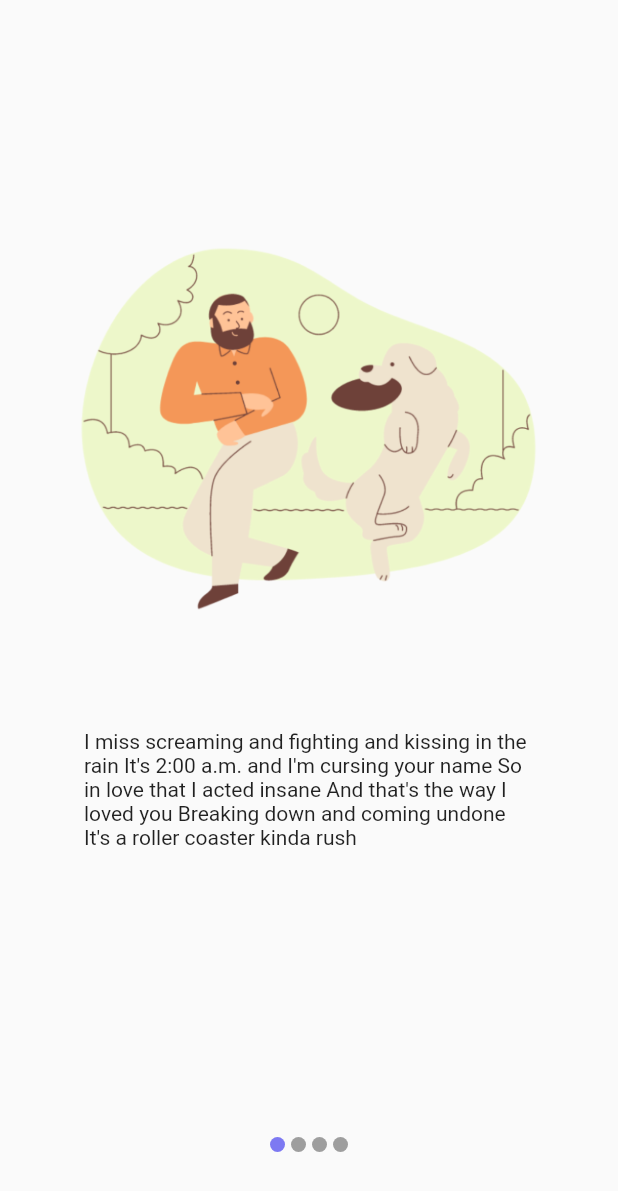
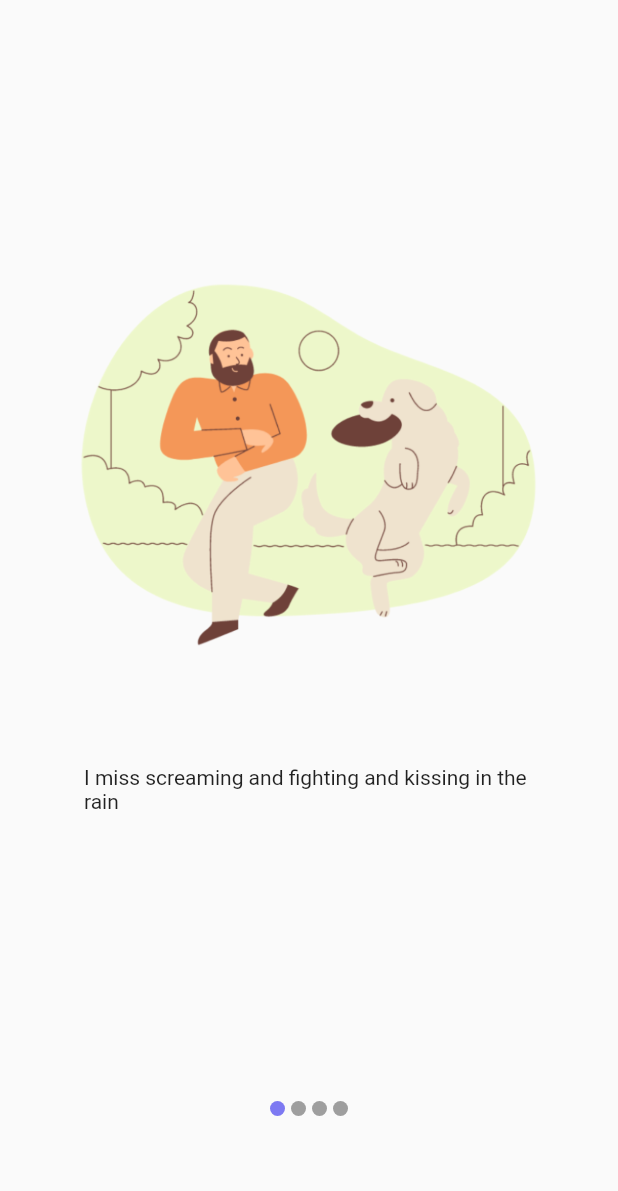
Before and after one commit to Crufixs/Captain-Puppy, a Flutter app: the screen it shows after launch, on a phone screen of 412 x 824 dp. Shown: the top 1191 px of the screen. Run offline on Flutter 3.47's test engine with Material 2 defaults, Android fonts, the phone set to English and light mode, and no system bars; drawn by our look-alikes of carousel_slider; our stand-ins replace date_format, fl_chart, flutter_spinkit, image_picker, rflutter_alert, shared_preferences and 1 more; accounts and stored records are empty.

Commit message:
hi piii!! incoming new updates ehe

```diff
--- a/lib/pages/Welcome page 1.dart
+++ b/lib/pages/Welcome page 1.dart
@@ -18,24 +18,9 @@ class WelcomePage extends StatefulWidget {
 //ROAR
 class _WelcomePageState extends State<WelcomePage> {
   List messages = [
-    "I miss screaming and fighting and kissing in the rain "
-        "It's 2:00 a.m. and I'm cursing your name "
-        "So in love that I acted insane "
-        "And that's the way I loved you "
-        "Breaking down and coming undone "
-        "It's a roller coaster kinda rush ",
-    "I diss screaming and fighting and kissing in the rain "
-        "It's 2:00 a.m. and I'm cursing your name "
-        "So in love that I acted insane "
-        "And that's the way I loved you "
-        "Breaking down and coming undone "
-        "It's a roller coaster kinda rush ",
-    "I riss screaming and fighting and kissing in the rain "
-        "It's 2:00 a.m. and I'm cursing your name "
-        "So in love that I acted insane "
-        "And that's the way I loved you "
-        "Breaking down and coming undone "
-        "It's a roller coaster kinda rush ",
+    "I miss screaming and fighting and kissing in the rain ",
+    "I diss screaming and fighting and kissing in the rain ",
+    "I riss screaming and fighting and kissing in the rain ",
     "dummy"
   ];
 
```
